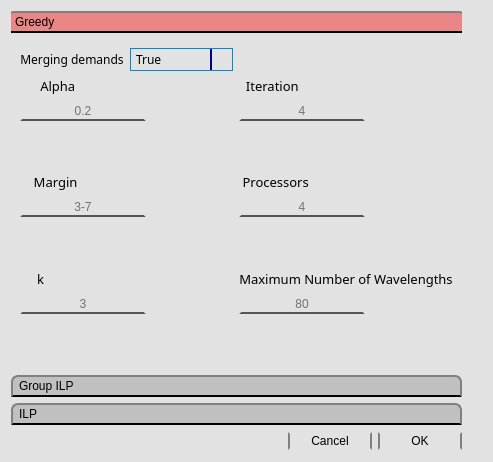
The window that Ui_files/new_ui/RWA_window.ui (farzad1132/NetPlanner) describes before a commit, drawn with Qt 5.
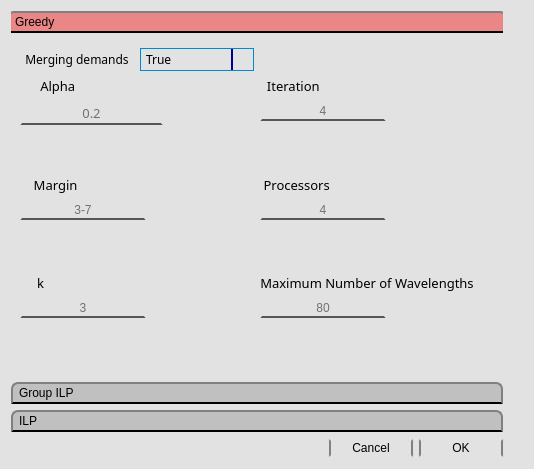
The same window after the commit. Icons and pictures are not drawn.

Diff of the .ui file:
```diff
--- a/Ui_files/new_ui/RWA_window.ui
+++ b/Ui_files/new_ui/RWA_window.ui
@@ -6,8 +6,8 @@
    <rect>
     <x>0</x>
     <y>0</y>
-    <width>493</width>
-    <height>462</height>
+    <width>534</width>
+    <height>469</height>
    </rect>
   </property>
   <property name="windowTitle">
@@ -139,8 +139,8 @@
        <rect>
         <x>0</x>
         <y>0</y>
-        <width>452</width>
-        <height>300</height>
+        <width>490</width>
+        <height>328</height>
        </rect>
       </property>
       <attribute name="label">
@@ -181,6 +181,15 @@
          </item>
          <item row="1" column="0">
           <widget class="QLineEdit" name="Greedy_Alpha_LineEdit">
+           <property name="font">
+            <font>
+             <family>Bahnschrift</family>
+             <pointsize>10</pointsize>
+             <weight>50</weight>
+             <italic>false</italic>
+             <bold>false</bold>
+            </font>
+           </property>
            <property name="styleSheet">
             <string notr="true">QLineEdit {
  
```
Left out of the diff: 46 changed lines with no effect on the pictures.
